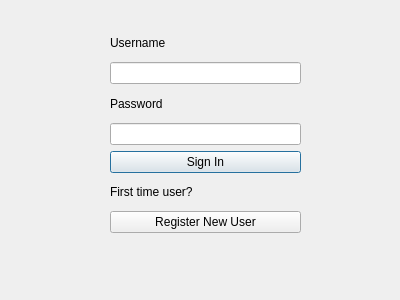
Above: GUI/Sign_in_window.ui from jpvanhal/Social-Sports before the change. Below: the same form after it.
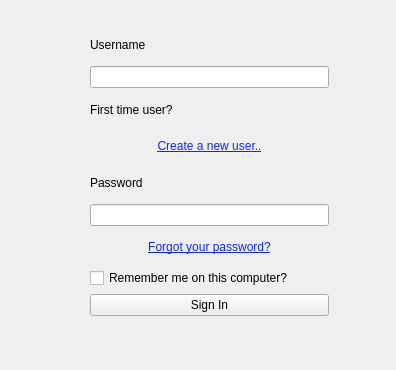
That is the form after the change.

Commit message: the login window modified to include more features for the user

The edit to the form file:
```diff
--- a/GUI/Sign_in_window.ui
+++ b/GUI/Sign_in_window.ui
@@ -6,8 +6,8 @@
    <rect>
     <x>0</x>
     <y>0</y>
-    <width>400</width>
-    <height>300</height>
+    <width>396</width>
+    <height>370</height>
    </rect>
   </property>
   <property name="windowTitle">
@@ -16,51 +16,239 @@
   <widget class="QWidget" name="verticalLayoutWidget">
    <property name="geometry">
     <rect>
-     <x>110</x>
+     <x>90</x>
      <y>30</y>
-     <width>191</width>
-     <height>203</height>
+     <width>239</width>
+     <height>286</height>
     </rect>
    </property>
-   <layout class="QVBoxLayout" name="verticalLayout">
-    <item>
+   <layout class="QGridLayout" name="gridLayout">
+    <item row="0" column="0">
      <widget class="QLabel" name="label">
       <property name="text">
        <string>Username</string>
       </property>
      </widget>
     </item>
-    <item>
-     <widget class="QLineEdit" name="lineEdit"/>
+    <item row="1" column="0">
+     <widget class="QLineEdit" name="usernamefield"/>
     </item>
-    <item>
+    <item row="2" column="0">
+     <widget class="QLabel" name="label_3">
+      <property name="text">
+       <string>First time user?</string>
+      </property>
+     </widget>
+    </item>
+    <item row="3" column="0">
+     <widget class="QPushButton" name="create_user">
+      <property name="sizePolicy">
+       <sizepolicy hsizetype="Minimum" vsizetype="Minimum">
+        <horstretch>0</horstretch>
+        <verstretch>0</verstretch>
+       </sizepolicy>
+      </property>
+      <property name="palette">
+       <palette>
+        <active>
+         <colorrole role="Text">
+          <brush brushstyle="SolidPattern">
+           <color alpha="255">
+            <red>0</red>
+            <green>0</green>
+            <blue>0</blue>
+           </color>
+          </brush>
+         </colorrole>
+         <colorrole role="ButtonText">
+          <brush brushstyle="SolidPattern">
+           <color alpha="255">
+            <red>11</red>
+            <green>38</green>
+            <blue>255</blue>
+           </color>
+          </brush>
+         </colorrole>
+        </active>
+        <inactive>
+         <colorrole role="Text">
+          <brush brushstyle="SolidPattern">
+           <color alpha="255">
+            <red>0</red>
+            <green>0</green>
+            <blue>0</blue>
+           </color>
+          </brush>
+         </colorrole>
+         <colorrole role="ButtonText">
+          <brush brushstyle="SolidPattern">
+           <color alpha="255">
+            <red>11</red>
+            <green>38</green>
+            <blue>255</blue>
+           </color>
+          </brush>
+         </colorrole>
+        </inactive>
+        <disabled>
+         <colorrole role="Text">
+          <brush brushstyle="SolidPattern">
+           <color alpha="255">
+            <red>69</red>
+            <green>69</green>
+            <blue>69</blue>
+           </color>
+          </brush>
+         </colorrole>
+         <colorrole role="ButtonText">
+          <brush brushstyle="SolidPattern">
+           <color alpha="255">
+            <red>106</red>
+            <green>104</green>
+            <blue>100</blue>
+           </color>
+          </brush>
+         </colorrole>
+        </disabled>
+       </palette>
+      </property>
+      <property name="font">
+       <font>
+        <underline>true</underline>
+       </font>
+      </property>
+      <property name="cursor">
+       <cursorShape>PointingHandCursor</cursorShape>
+      </property>
+      <property name="mouseTracking">
+       <bool>false</bool>
+      </property>
+      <property name="text">
+       <string>Create a new user..</string>
+      </property>
+      <property name="autoDefault">
+       <bool>true</bool>
+      </property>
+      <property name="flat">
+       <bool>true</bool>
+      </property>
+     </widget>
+    </item>
+    <item row="4" column="0">
      <widget class="QLabel" name="label_2">
       <property name="text">
        <string>Password</string>
       </property>
      </widget>
     </item>
-    <item>
-     <widget class="QLineEdit" name="lineEdit_2"/>
+    <item row="5" column="0">
+     <widget class="QLineEdit" name="passwordfield"/>
     </item>
-    <item>
-     <widget class="QPushButton" name="pushButton">
+    <item row="6" column="0">
+     <widget class="QPushButton" name="forgot_password">
+      <property name="sizePolicy">
+       <sizepolicy hsizetype="Minimum" vsizetype="Minimum">
+        <horstretch>0</horstretch>
+        <verstretch>0</verstretch>
+       </sizepolicy>
+      </property>
+      <property name="palette">
+       <palette>
+        <active>
+         <colorrole role="Text">
+          <brush brushstyle="SolidPattern">
+           <color alpha="255">
+            <red>0</red>
+            <green>0</green>
+            <blue>0</blue>
+           </color>
+          </brush>
+         </colorrole>
+         <colorrole role="ButtonText">
+          <brush brushstyle="SolidPattern">
+           <color alpha="255">
+            <red>11</red>
+            <green>38</green>
+            <blue>255</blue>
+           </color>
+          </brush>
+         </colorrole>
+        </active>
+        <inactive>
+         <colorrole role="Text">
+          <brush brushstyle="SolidPattern">
+           <color alpha="255">
+            <red>0</red>
+            <green>0</green>
+            <blue>0</blue>
+           </color>
+          </brush>
+         </colorrole>
+         <colorrole role="ButtonText">
+          <brush brushstyle="SolidPattern">
+           <color alpha="255">
+            <red>11</red>
+            <green>38</green>
+            <blue>255</blue>
+           </color>
+          </brush>
+         </colorrole>
+        </inactive>
+        <disabled>
+         <colorrole role="Text">
+          <brush brushstyle="SolidPattern">
+           <color alpha="255">
+            <red>69</red>
+            <green>69</green>
+            <blue>69</blue>
+           </color>
+          </brush>
+         </colorrole>
+         <colorrole role="ButtonText">
+          <brush brushstyle="SolidPattern">
+           <color alpha="255">
+            <red>106</red>
+            <green>104</green>
+            <blue>100</blue>
+           </color>
+          </brush>
+         </colorrole>
+        </disabled>
+       </palette>
+      </property>
+      <property name="font">
+       <font>
+        <underline>true</underline>
+       </font>
+      </property>
+      <property name="cursor">
+       <cursorShape>PointingHandCursor</cursorShape>
+      </property>
+      <property name="mouseTracking">
+       <bool>false</bool>
+      </property>
+      <property name="text">
+       <string>Forgot your password?</string>
+      </property>
+      <property name="autoDefault">
+       <bool>true</bool>
+      </property>
+      <property name="flat">
+       <bool>true</bool>
+      </property>
+     </widget>
+    </item>
+    <item row="8" column="0">
+     <widget class="QPushButton" name="signinbutton">
       <property name="text">
        <string>Sign In</string>
       </property>
      </widget>
     </item>
-    <item>
-     <widget class="QLabel" name="label_3">
+    <item row="7" column="0">
+     <widget class="QCheckBox" name="rememberme">
       <property name="text">
-       <string>First time user?</string>
-      </property>
-     </widget>
-    </item>
-    <item>
-     <widget class="QPushButton" name="pushButton_2">
-      <property name="text">
-       <string>Register New User</string>
+       <string>Remember me on this computer?</string>
       </property>
      </widget>
     </item>
```
Left out of the diff: 54 changed lines with no effect on the pictures.
